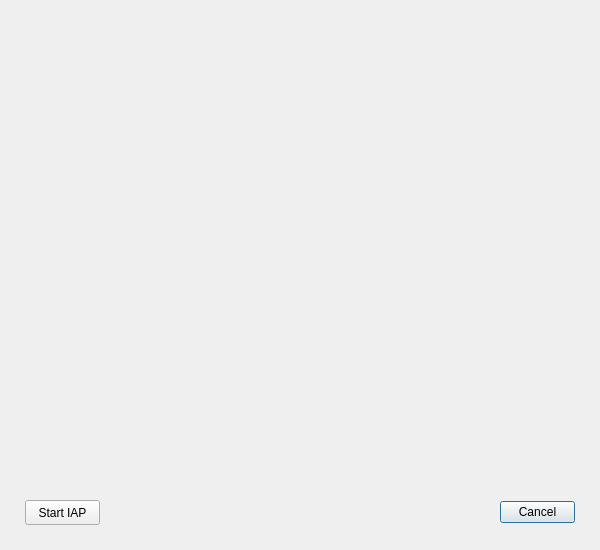
First picture: the form in proj/ota_widget.ui, repository SamFisher940425/MCU_IAP_Application, before the edit.
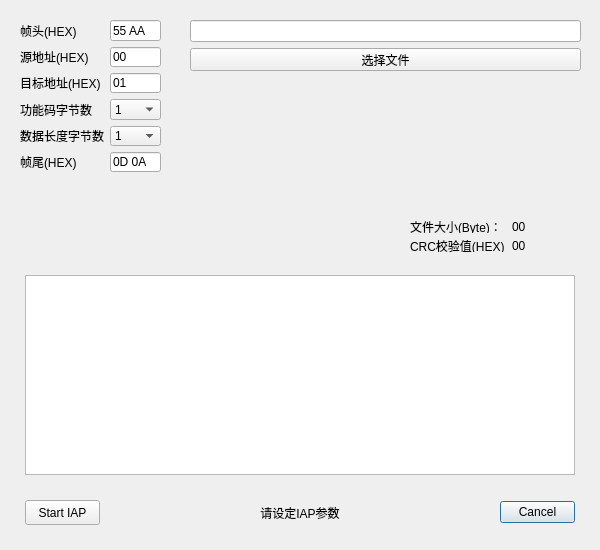
Second picture: the form after the edit.

Patch:
```diff
--- a/proj/ota_widget.ui
+++ b/proj/ota_widget.ui
@@ -45,6 +45,217 @@
     <string>Start IAP</string>
    </property>
   </widget>
+  <widget class="QTextBrowser" name="textBrowser">
+   <property name="geometry">
+    <rect>
+     <x>25</x>
+     <y>275</y>
+     <width>550</width>
+     <height>200</height>
+    </rect>
+   </property>
+  </widget>
+  <widget class="QLabel" name="label">
+   <property name="geometry">
+    <rect>
+     <x>250</x>
+     <y>500</y>
+     <width>100</width>
+     <height>25</height>
+    </rect>
+   </property>
+   <property name="text">
+    <string>请设定IAP参数</string>
+   </property>
+   <property name="alignment">
+    <set>Qt::AlignCenter</set>
+   </property>
+  </widget>
+  <widget class="QWidget" name="layoutWidget">
+   <property name="geometry">
+    <rect>
+     <x>20</x>
+     <y>20</y>
+     <width>141</width>
+     <height>152</height>
+    </rect>
+   </property>
+   <layout class="QGridLayout" name="gridLayout">
+    <item row="0" column="0">
+     <widget class="QLabel" name="label_2">
+      <property name="text">
+       <string>帧头(HEX)</string>
+      </property>
+     </widget>
+    </item>
+    <item row="0" column="1" colspan="2">
+     <widget class="QLineEdit" name="lineEdit">
+      <property name="text">
+       <string>55 AA</string>
+      </property>
+     </widget>
+    </item>
+    <item row="1" column="0">
+     <widget class="QLabel" name="label_3">
+      <property name="text">
+       <string>源地址(HEX)</string>
+      </property>
+     </widget>
+    </item>
+    <item row="1" column="1" colspan="2">
+     <widget class="QLineEdit" name="lineEdit_2">
+      <property name="text">
+       <string>00</string>
+      </property>
+     </widget>
+    </item>
+    <item row="2" column="0">
+     <widget class="QLabel" name="label_4">
+      <property name="text">
+       <string>目标地址(HEX)</string>
+      </property>
+     </widget>
+    </item>
+    <item row="2" column="1" colspan="2">
+     <widget class="QLineEdit" name="lineEdit_3">
+      <property name="text">
+       <string>01</string>
+      </property>
+     </widget>
+    </item>
+    <item row="5" column="0">
+     <widget class="QLabel" name="label_5">
+      <property name="text">
+       <string>帧尾(HEX)</string>
+      </property>
+     </widget>
+    </item>
+    <item row="5" column="1" colspan="2">
+     <widget class="QLineEdit" name="lineEdit_4">
+      <property name="text">
+       <string>0D 0A</string>
+      </property>
+     </widget>
+    </item>
+    <item row="3" column="0">
+     <widget class="QLabel" name="label_6">
+      <property name="text">
+       <string>功能码字节数</string>
+      </property>
+     </widget>
+    </item>
+    <item row="4" column="0">
+     <widget class="QLabel" name="label_7">
+      <property name="text">
+       <string>数据长度字节数</string>
+      </property>
+     </widget>
+    </item>
+    <item row="3" column="1" colspan="2">
+     <widget class="QComboBox" name="comboBox">
+      <item>
+       <property name="text">
+        <string>1</string>
+       </property>
+      </item>
+      <item>
+       <property name="text">
+        <string>2</string>
+       </property>
+      </item>
+     </widget>
+    </item>
+    <item row="4" column="1" colspan="2">
+     <widget class="QComboBox" name="comboBox_2">
+      <item>
+       <property name="text">
+        <string>1</string>
+       </property>
+      </item>
+      <item>
+       <property name="text">
+        <string>2</string>
+       </property>
+      </item>
+     </widget>
+    </item>
+   </layout>
+  </widget>
+  <widget class="QWidget" name="layoutWidget">
+   <property name="geometry">
+    <rect>
+     <x>410</x>
+     <y>220</y>
+     <width>116</width>
+     <height>32</height>
+    </rect>
+   </property>
+   <layout class="QGridLayout" name="gridLayout_2">
+    <item row="0" column="0">
+     <widget class="QLabel" name="label_8">
+      <property name="text">
+       <string>文件大小(Byte)：</string>
+      </property>
+     </widget>
+    </item>
+    <item row="0" column="1">
+     <widget class="QLabel" name="label_10">
+      <property name="text">
+       <string>00</string>
+      </property>
+     </widget>
+    </item>
+    <item row="1" column="0">
+     <widget class="QLabel" name="label_9">
+      <property name="text">
+       <string>CRC校验值(HEX)：</string>
+      </property>
+     </widget>
+    </item>
+    <item row="1" column="1">
+     <widget class="QLabel" name="label_11">
+      <property name="text">
+       <string>00</string>
+      </property>
+     </widget>
+    </item>
+   </layout>
+  </widget>
+  <widget class="QWidget" name="layoutWidget">
+   <property name="geometry">
+    <rect>
+     <x>190</x>
+     <y>20</y>
+     <width>391</width>
+     <height>51</height>
+    </rect>
+   </property>
+   <layout class="QVBoxLayout" name="verticalLayout">
+    <item>
+     <widget class="QLineEdit" name="fileNameLineEdit">
+      <property name="inputMask">
+       <string/>
+      </property>
+      <property name="text">
+       <string/>
+      </property>
+      <property name="frame">
+       <bool>true</bool>
+      </property>
+      <property name="readOnly">
+       <bool>true</bool>
+      </property>
+     </widget>
+    </item>
+    <item>
+     <widget class="QPushButton" name="fileSelectButton">
+      <property name="text">
+       <string>选择文件</string>
+      </property>
+     </widget>
+    </item>
+   </layout>
+  </widget>
  </widget>
  <resources/>
  <connections>
```
